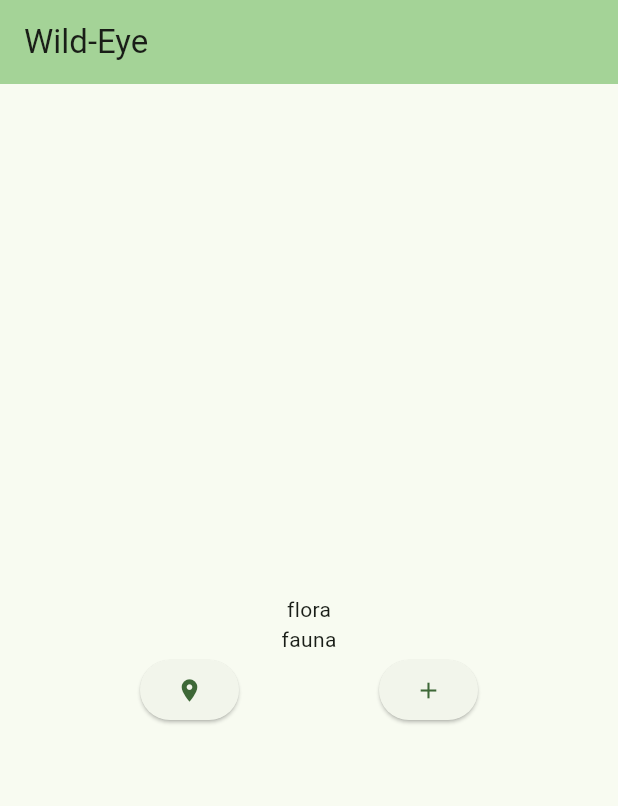
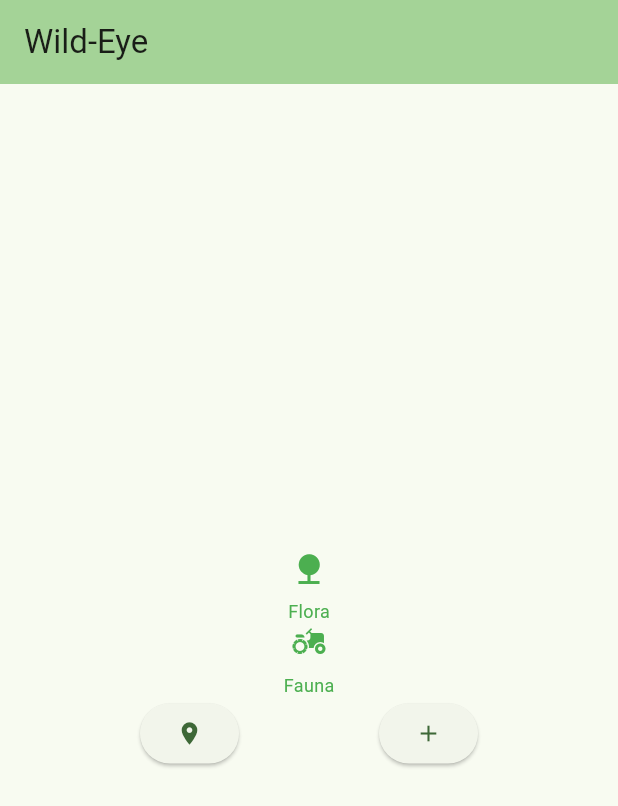
Before and after one commit to LHJohnston/Wild-Eye, a Flutter app: the screen it shows after launch, on a phone screen of 412 x 824 dp. Shown: the top 806 px of the screen. Run offline on Flutter 3.47's test engine with Material 3 defaults, Android fonts, the phone set to English and light mode, and no system bars.

Commit message:
more buttons

```diff
--- a/wild_eye/lib/main.dart
+++ b/wild_eye/lib/main.dart
@@ -36,37 +36,41 @@
   State<MyHomePage> createState() => _MyHomePageState();
 }
 
-class FloraList extends StatefulWidget {
-  const FloraList({super.key});
+
+class ButtonWithText extends StatelessWidget {
+  const ButtonWithText({
+    super.key,
+    required this.color,
+    required this.icon,
+    required this.label,
+  });
+
+  final Color color;
+  final IconData icon;
+  final String label;
 
   @override
-  State<FloraList> createState() => _FloraListState();
-}
-
-class _FloraListState extends State<FloraList> {
-  @override
   Widget build(BuildContext context) {
-    return const Column(mainAxisSize: MainAxisSize.max, children: [
-      SingleChildScrollView(child: Text('flora'),),
-    ],);
+    return Column(
+      mainAxisSize: MainAxisSize.min,
+      mainAxisAlignment: MainAxisAlignment.center,
+      children: [
+        Icon(icon, color: color),
+        Padding(
+          padding: const EdgeInsets.only(top: 8),
+          child: Text(
+            label,
+            style: TextStyle(
+              fontSize: 12,
+              fontWeight: FontWeight.w400,
+              color: color,
+            ),
+          ),
+        ),
+      ],
+    );
   }
 }
-class FaunaList extends StatefulWidget {
-  const FaunaList({super.key});
-
-  @override
-  State<FaunaList> createState() => _FaunaListState();
-}
-
-class _FaunaListState extends State<FaunaList> {
-  @override
-  Widget build(BuildContext context) {
-    return const Column(mainAxisSize: MainAxisSize.max, children: [
-      SingleChildScrollView(child: Text('fauna'),),
-    ],);
-  }
-}
-
 
 class ButtonSection extends StatelessWidget {
   const ButtonSection({super.key});
@@ -105,8 +109,8 @@
           mainAxisAlignment: MainAxisAlignment.center,
           mainAxisSize: MainAxisSize.min,
           children: <Widget>[
-            FloraList(),
-            FaunaList(),
+            ButtonWithText(color: Colors.green, icon: Icons.nature, label: 'Flora'),
+            ButtonWithText(color: Colors.green, icon: Icons.agriculture, label: 'Fauna'),
             ButtonSection(),
             ],
         ),
```
